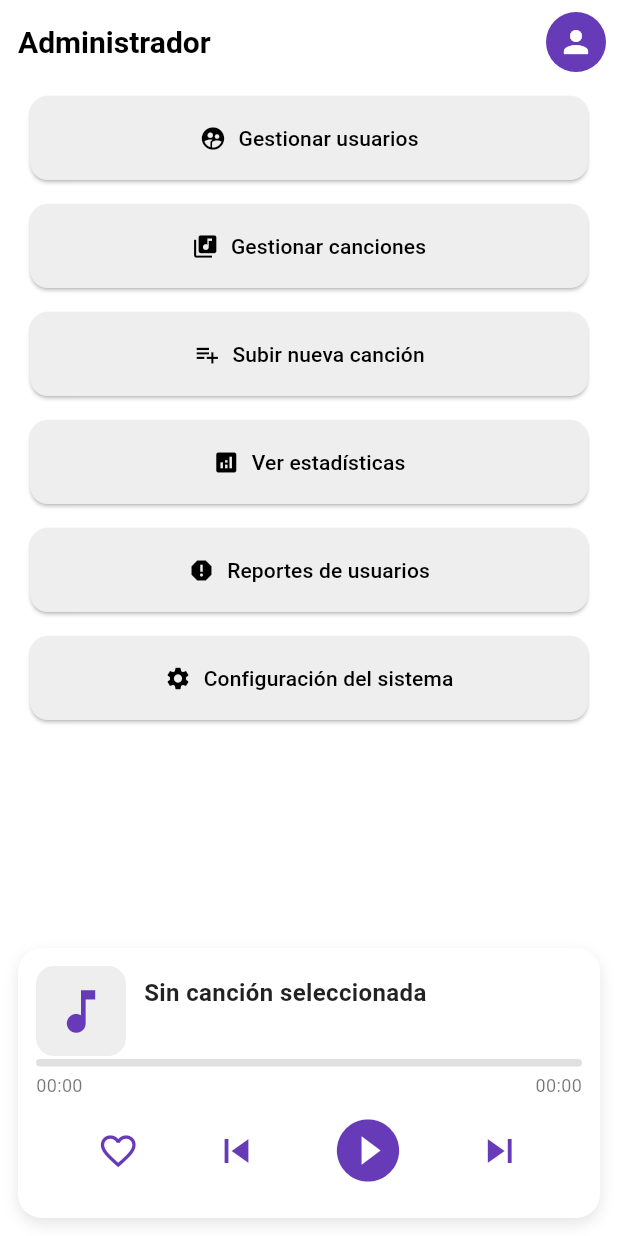
After one commit to CapitanWid/proyectoFinal, a Flutter app: the ScreenAdmin screen opened directly, on a phone screen of 412 x 824 dp. The commit adds this screen. Run offline on Flutter 3.47's test engine with Material 3 defaults, Android fonts, the phone set to English and light mode, and no system bars; our stand-ins replace just_audio, permission_handler, shared_preferences; accounts and stored records are empty.

Commit message:
Agregar interfaz administrador

```diff
--- a/syncup_music_app/lib/constants/constants.dart
+++ b/syncup_music_app/lib/constants/constants.dart
@@ -11,3 +11,4 @@ String userNombre = "";
 String userApellido = "";
 String userCorreo = "";
 String userPassword = "";
+String userTipo = ""; // NORMAL o ADMIN
--- /dev/null
+++ b/syncup_music_app/lib/screens_admin/screen1_admin_principal.dart
@@ -0,0 +1,124 @@
+import 'package:flutter/material.dart';
+import 'package:syncup_music_app/widgets/audio_player_widget.dart';
+import 'package:syncup_music_app/service/audio_player_service.dart';
+import 'package:syncup_music_app/screens/screen7_perfil_usuario.dart';
+
+// ======================================================
+// PANTALLA PRINCIPAL DEL ADMINISTRADOR
+// ======================================================
+class ScreenAdmin extends StatefulWidget {
+  const ScreenAdmin({super.key});
+
+  @override
+  State<ScreenAdmin> createState() => _ScreenAdminState();
+}
+
+class _ScreenAdminState extends State<ScreenAdmin> {
+  final AudioPlayerService _audioService = AudioPlayerService();
+
+  // ======================================================
+  // BOTÓN GENERAL DE MENÚ
+  // ======================================================
+  Widget _buildMenuButton(IconData icon, String label, VoidCallback onPressed) {
+    return Container(
+      width: double.infinity,
+      margin: const EdgeInsets.symmetric(vertical: 8),
+      child: ElevatedButton.icon(
+        onPressed: onPressed,
+        icon: Icon(icon),
+        label: Text(label),
+        style: ElevatedButton.styleFrom(
+          padding: const EdgeInsets.symmetric(vertical: 18),
+          backgroundColor: Colors.grey.shade200,
+          foregroundColor: Colors.black,
+          shape: RoundedRectangleBorder(
+            borderRadius: BorderRadius.circular(12),
+          ),
+        ),
+      ),
+    );
+  }
+
+  // ======================================================
+  // MENÚ SCROLLABLE DEL ADMINISTRADOR
+  // ======================================================
+  Widget _buildScrollableButtons() {
+    return ListView(
+      children: [
+        _buildMenuButton(Icons.supervised_user_circle, "Gestionar usuarios", () {
+          ScaffoldMessenger.of(context).showSnackBar(
+            const SnackBar(content: Text("Abrir pantalla de gestión de usuarios")),
+          );
+        }),
+        _buildMenuButton(Icons.library_music, "Gestionar canciones", () {
+          ScaffoldMessenger.of(context).showSnackBar(
+            const SnackBar(content: Text("Abrir pantalla de gestión de canciones")),
+          );
+        }),
+        _buildMenuButton(Icons.playlist_add, "Subir nueva canción", () {
+          ScaffoldMessenger.of(context).showSnackBar(
+            const SnackBar(content: Text("Abrir pantalla para subir canciones")),
+          );
+        }),
+        _buildMenuButton(Icons.analytics, "Ver estadísticas", () {
+          ScaffoldMessenger.of(context).showSnackBar(
+            const SnackBar(content: Text("Abrir pantalla de estadísticas")),
+          );
+        }),
+        _buildMenuButton(Icons.report, "Reportes de usuarios", () {
+          ScaffoldMessenger.of(context).showSnackBar(
+            const SnackBar(content: Text("Abrir pantalla de reportes de usuarios")),
+          );
+        }),
+        _buildMenuButton(Icons.settings, "Configuración del sistema", () {
+          ScaffoldMessenger.of(context).showSnackBar(
+            const SnackBar(content: Text("Abrir pantalla de configuración")),
+          );
+        }),
+      ],
+    );
+  }
+
+  // ======================================================
+  // CONSTRUCCIÓN DE LA INTERFAZ
+  // ======================================================
+  @override
+  Widget build(BuildContext context) {
+    return Scaffold(
+      appBar: AppBar(
+        titleSpacing: 0,
+        title: Row(
+          children: [
+            const SizedBox(width: 12),
+            const Text("Administrador", style: TextStyle(fontSize: 20)),
+            const Spacer(),
+            IconButton(
+              icon: const CircleAvatar(
+                backgroundColor: Colors.deepPurple,
+                child: Icon(Icons.person, color: Colors.white),
+              ),
+              onPressed: () {
+                Navigator.push(
+                  context,
+                  MaterialPageRoute(builder: (_) => const PerfilScreen()),
+                );
+              },
+            ),
+          ],
+        ),
+      ),
+
+      // 🔹 Menú principal del administrador
+      body: Padding(
+        padding: const EdgeInsets.symmetric(horizontal: 20),
+        child: _buildScrollableButtons(),
+      ),
+
+      // 🔹 Reproductor fijo al fondo
+      bottomNavigationBar: Padding(
+        padding: const EdgeInsets.fromLTRB(12, 0, 12, 12),
+        child: const AudioPlayerWidget(),
+      ),
+    );
+  }
+}
```
Also changed, not shown: syncup_music_app/lib/screens/screen4_login.dart (+25 -4 lines), 3 other files.
